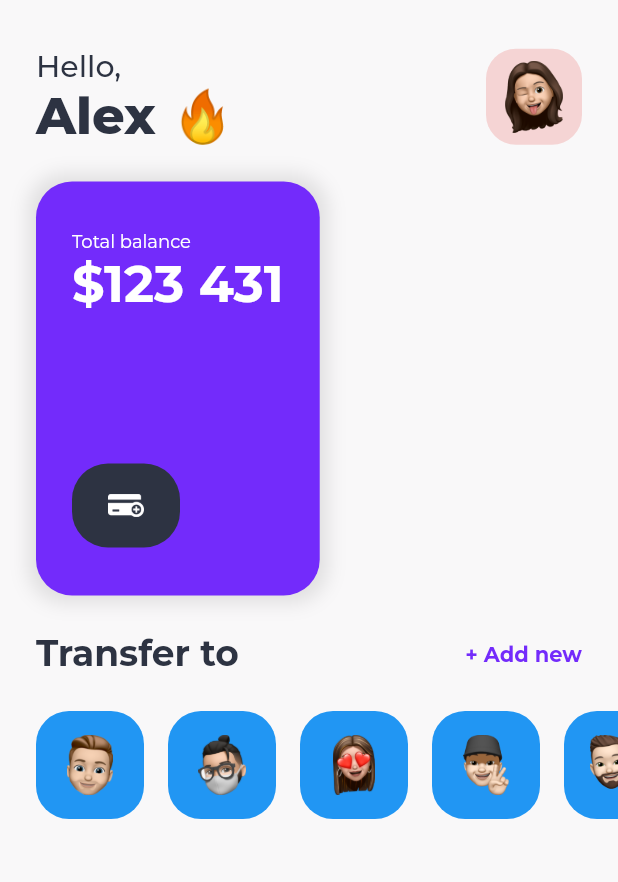
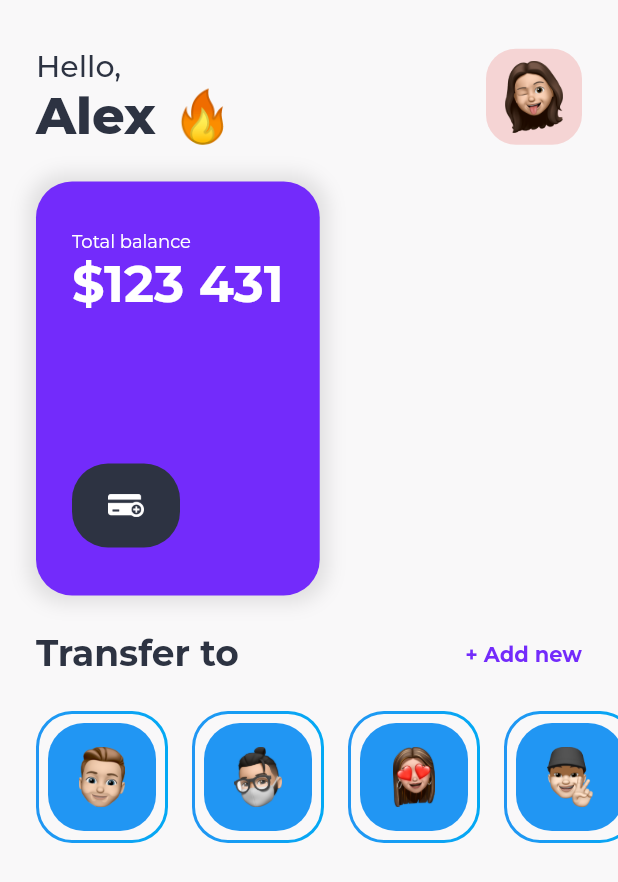
Before and after one commit to lucas404x/finance-app-dribbble, a Flutter app: the screen it shows after launch, on a phone screen of 412 x 824 dp. Shown: the top 882 px of the screen. Run offline on Flutter 3.47's test engine with Material 2 defaults, Android fonts, the phone set to English and light mode, and no system bars; our stand-ins replace google_fonts.

Commit message:
feat: add border to profile-list-item

```diff
--- a/lib/app/pages/home/home_page.dart
+++ b/lib/app/pages/home/home_page.dart
@@ -1,8 +1,9 @@
 import 'package:flutter/material.dart';
 
+import '../../constants/app_assets.dart';
+import '../../widgets/profile_list.dart';
 import 'widgets/home_body_cards.dart';
 import 'widgets/home_header_with_profile.dart';
-import 'widgets/home_list_friends.dart';
 import 'widgets/home_transfer_section.dart';
 
 class HomePage extends StatelessWidget {
@@ -10,6 +11,8 @@ class HomePage extends StatelessWidget {
 
   @override
   Widget build(BuildContext context) {
+    const List<String> _profiles = AppAssets.memojisFriends;
+
     return Scaffold(
       body: SafeArea(
           child: Padding(
@@ -22,7 +25,9 @@ class HomePage extends StatelessWidget {
             Padding(
                 padding: EdgeInsets.only(top: 24),
                 child: HomeTransferSection()),
-            Padding(padding: EdgeInsets.only(top: 24), child: HomeListFriends())
+            Padding(
+                padding: EdgeInsets.only(top: 24),
+                child: ProfileList(profiles: _profiles))
           ],
         ),
       )),
--- a/lib/app/pages/home/widgets/home_list_friends.dart
+++ /dev/null
@@ -1,32 +0,0 @@
-import 'package:flutter/material.dart';
-
-import '../../../constants/app_assets.dart';
-import '../../../widgets/profile_picture.dart';
-
-class HomeListFriends extends StatelessWidget {
-  const HomeListFriends({Key? key}) : super(key: key);
-
-  @override
-  Widget build(BuildContext context) {
-    const _friends = AppAssets.memojisFriends;
-
-    return SizedBox(
-      height: 72,
-      child: ListView.builder(
-        physics: const BouncingScrollPhysics(),
-        itemBuilder: (context, index) => Padding(
-          padding: const EdgeInsets.only(right: 16),
-          child: ProfilePicture(
-              width: 72,
-              borderRadius: 22,
-              profileSize: 40,
-              image: _friends[index],
-              backgroundColor: Colors.blue),
-        ),
-        itemCount: _friends.length,
-        clipBehavior: Clip.none,
-        scrollDirection: Axis.horizontal,
-      ),
-    );
-  }
-}
--- /dev/null
+++ b/lib/app/widgets/profile_list.dart
@@ -0,0 +1,26 @@
+import 'package:flutter/material.dart';
+
+import 'profile_list_item.dart';
+
+class ProfileList extends StatelessWidget {
+  final List<String> profiles;
+
+  const ProfileList({Key? key, required this.profiles}) : super(key: key);
+
+  @override
+  Widget build(BuildContext context) {
+    return SizedBox(
+      height: 120,
+      child: ListView.builder(
+        physics: const BouncingScrollPhysics(),
+        itemBuilder: (context, index) => Padding(
+          padding: const EdgeInsets.only(right: 16),
+          child: ProfileListItem(profile: profiles[index]),
+        ),
+        itemCount: profiles.length,
+        clipBehavior: Clip.none,
+        scrollDirection: Axis.horizontal,
+      ),
+    );
+  }
+}
--- /dev/null
+++ b/lib/app/widgets/profile_list_item.dart
@@ -0,0 +1,101 @@
+import 'package:flutter/material.dart';
+
+import 'profile_picture.dart';
+
+class ProfileListItem extends StatelessWidget {
+  final String profile;
+
+  const ProfileListItem({Key? key, required this.profile}) : super(key: key);
+
+  @override
+  Widget build(BuildContext context) {
+    return Stack(
+      children: [
+        Positioned(
+            left: 8,
+            top: 8,
+            child: ProfilePicture(
+                width: 72,
+                height: 72,
+                borderRadius: 24,
+                profileSize: 40,
+                image: profile,
+                backgroundColor: Colors.blue)),
+        const _ProfileBorder(
+          strokeWidth: 2,
+          strokeRadius: 24,
+          size: 72,
+          gradient: LinearGradient(colors: [Colors.blue, Colors.lightBlue]),
+        )
+      ],
+    );
+  }
+}
+
+class _ProfileBorder extends StatelessWidget {
+  final double size;
+  final double strokeWidth;
+  final double strokeRadius;
+  final Gradient gradient;
+
+  const _ProfileBorder(
+      {Key? key,
+      required this.size,
+      required this.strokeWidth,
+      required this.strokeRadius,
+      required this.gradient})
+      : super(key: key);
+
+  @override
+  Widget build(BuildContext context) {
+    return CustomPaint(
+      painter: _OutlineBorderPainter(
+          gradient: gradient,
+          strokeRadius: strokeRadius,
+          strokeWidth: strokeWidth),
+      child: Padding(
+        padding: const EdgeInsets.all(8),
+        child: SizedBox(width: size, height: size),
+      ),
+    );
+  }
+}
+
+class _OutlineBorderPainter extends CustomPainter {
+  final double strokeWidth;
+  final double strokeRadius;
+  final Gradient gradient;
+
+  _OutlineBorderPainter(
+      {required this.strokeWidth,
+      required this.strokeRadius,
+      required this.gradient});
+
+  @override
+  void paint(Canvas canvas, Size size) {
+    final _paint = Paint();
+
+    // create outer rectangle equals size
+    Rect outerRect = Offset.zero & size;
+    var outerRRect =
+        RRect.fromRectAndRadius(outerRect, Radius.circular(strokeRadius));
+
+    // create inner rectangle smaller by strokeWidth
+    Rect innerRect = Rect.fromLTWH(strokeWidth, strokeWidth,
+        size.width - strokeWidth * 2, size.height - strokeWidth * 2);
+    var innerRRect = RRect.fromRectAndRadius(
+        innerRect, Radius.circular(strokeRadius - strokeWidth));
+
+    // apply gradient shader
+    _paint.shader = gradient.createShader(outerRect);
+
+    // create difference between outer and inner paths and draw it
+    Path path1 = Path()..addRRect(outerRRect);
+    Path path2 = Path()..addRRect(innerRRect);
+    var path = Path.combine(PathOperation.difference, path1, path2);
+    canvas.drawPath(path, _paint);
+  }
+
+  @override
+  bool shouldRepaint(covariant CustomPainter oldDelegate) => false;
+}
```
